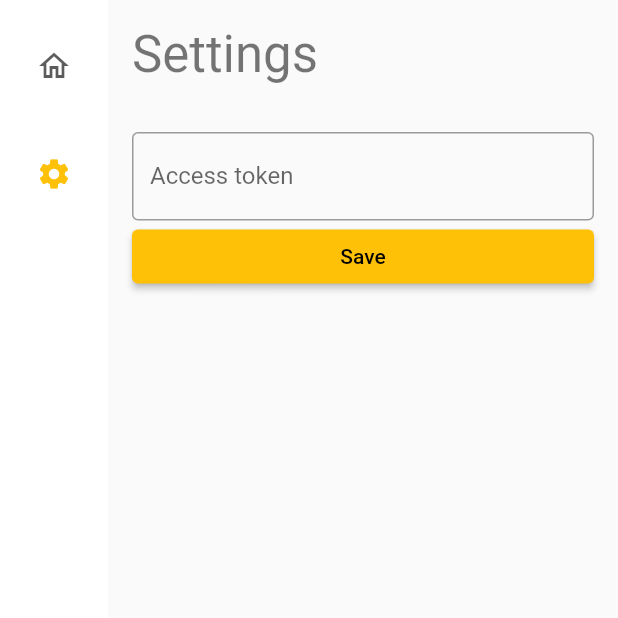
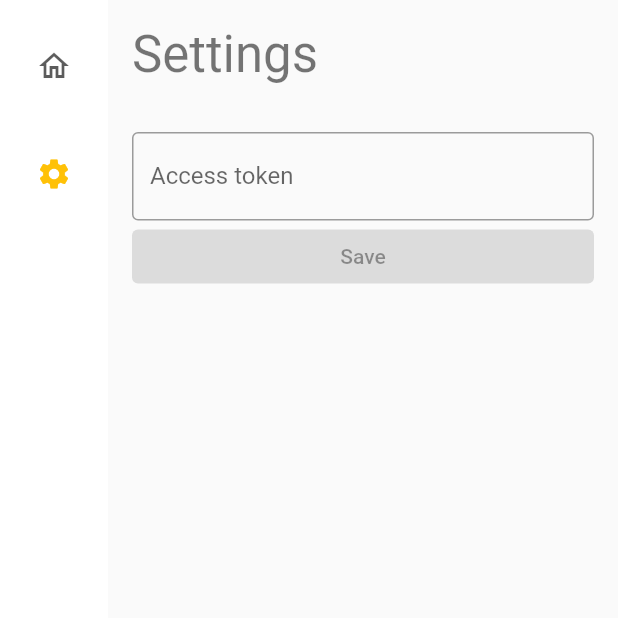
Before and after one commit to rockiedo/readwise-lite, a Flutter app: the WideHomeScreen screen opened directly, after a tap on "Settings", on a phone screen of 412 x 824 dp, the top half of it. Run offline on Flutter 3.47's test engine with Material 2 defaults, Android fonts, the phone set to English and light mode, and no system bars; our stand-ins replace bloc, cached_network_image, dio, flutter_bloc, flutter_secure_storage, freezed_annotation and 4 more; accounts and stored records are empty; generated files the repository leaves out were written again.

Commit message:
Update settings_widget with freezed state (#6)

```diff
--- a/feature_settings/lib/src/ui/cubit/settings_cubit.dart
+++ b/feature_settings/lib/src/ui/cubit/settings_cubit.dart
@@ -1,8 +1,6 @@
 import 'package:bloc/bloc.dart';
+import 'package:feature_settings/src/ui/cubit/settings_state.dart';
 import 'package:lib_use_case/lib_use_case.dart';
-import 'package:meta/meta.dart';
-
-part 'settings_state.dart';
 
 class SettingsCubit extends Cubit<SettingsState> {
   final GetLatestAccessTokenUseCase getAccessTokenUseCase;
@@ -21,11 +19,15 @@ class SettingsCubit extends Cubit<SettingsState> {
   }
 
   void onUserInputChange(String newInput) {
-    emit(SettingsState(userInput: newInput));
+    emit(state.copyWith(userInput: newInput, isEditing: true));
   }
 
   void saveAccessToken() {
     if (state.userInput?.isEmpty ?? true) return;
     saveAccessTokenUseCase.invoke(state.userInput!, '');
   }
+
+  void startEditing() {
+    emit(state.copyWith(isEditing: true));
+  }
 }
--- a/feature_settings/lib/src/ui/cubit/settings_state.dart
+++ b/feature_settings/lib/src/ui/cubit/settings_state.dart
@@ -1,9 +1,12 @@
-part of 'settings_cubit.dart';
+import 'package:freezed_annotation/freezed_annotation.dart';
 
-@immutable
-class SettingsState {
-  final String? initial;
-  final String? userInput;
+part 'settings_state.freezed.dart';
 
-  const SettingsState({this.initial, this.userInput});
+@freezed
+class SettingsState with _$SettingsState {
+  const factory SettingsState({
+    String? initial,
+    String? userInput,
+    @Default(false) bool isEditing,
+  }) = _SettingsState;
 }
--- a/feature_settings/lib/src/ui/settings_widget.dart
+++ b/feature_settings/lib/src/ui/settings_widget.dart
@@ -3,6 +3,8 @@ import 'package:flutter/material.dart';
 import 'package:flutter_bloc/flutter_bloc.dart';
 import 'package:get_it/get_it.dart';
 import 'package:lib_use_case/lib_use_case.dart';
+
+import 'cubit/settings_state.dart';
 
 class SettingsWidget extends StatelessWidget {
   const SettingsWidget({super.key});
@@ -27,21 +29,14 @@ class SettingsWidget extends StatelessWidget {
             children: [
               Text(
                 'Settings',
-                style: Theme.of(context).textTheme.headline4,
+                style: Theme
+                    .of(context)
+                    .textTheme
+                    .headline4,
               ),
               SizedBox.fromSize(size: const Size.fromHeight(32)),
-              const AccessTokenTextField(),
-              BlocBuilder<SettingsCubit, SettingsState>(
-                builder: (innerContext, state) {
-                  return ElevatedButton(
-                    onPressed: () {
-                      innerContext.read<SettingsCubit>().saveAccessToken();
-                      FocusManager.instance.primaryFocus?.unfocus();
-                    },
-                    child: const Text('Save'),
-                  );
-                },
-              ),
+              const _AccessTokenTextField(),
+              const _SaveAccessTokenButton(),
             ],
           ),
         ),
@@ -50,14 +45,14 @@ class SettingsWidget extends StatelessWidget {
   }
 }
 
-class AccessTokenTextField extends StatefulWidget {
-  const AccessTokenTextField({super.key});
+class _AccessTokenTextField extends StatefulWidget {
+  const _AccessTokenTextField();
 
   @override
-  State<AccessTokenTextField> createState() => _AccessTokenTextFieldState();
+  State<_AccessTokenTextField> createState() => _AccessTokenTextFieldState();
 }
 
-class _AccessTokenTextFieldState extends State<AccessTokenTextField> {
+class _AccessTokenTextFieldState extends State<_AccessTokenTextField> {
   final _controller = TextEditingController();
 
   @override
@@ -74,13 +69,33 @@ class _AccessTokenTextFieldState extends State<AccessTokenTextField> {
           _controller.text = state.initial!;
         }
 
+        final showTrailingIcon = (state.initial?.isNotEmpty ?? false) ||
+            (state.userInput?.isNotEmpty ?? false);
+
         return TextField(
-          decoration: const InputDecoration(
-            border: OutlineInputBorder(),
+          decoration: InputDecoration(
+            border: const OutlineInputBorder(),
             hintText: 'Token XYZ',
-            label: Text('Access token'),
+            label: const Text('Access token'),
+            suffixIcon: Visibility(
+              visible: showTrailingIcon,
+              child: IconButton(
+                icon: Icon(
+                  state.isEditing ? Icons.clear : Icons.visibility,
+                ),
+                onPressed: () {
+                  if (state.isEditing) {
+                    _controller.clear();
+                    innerContext.read<SettingsCubit>().onUserInputChange('');
+                  } else {
+                    innerContext.read<SettingsCubit>().startEditing();
+                  }
+                },
+              ),
+            ),
           ),
-          maxLines: null,
+          maxLines: state.isEditing ? null : 1,
+          obscureText: !state.isEditing,
           controller: _controller,
           onChanged: (value) {
             if (value != state.userInput) {
@@ -92,3 +107,24 @@ class _AccessTokenTextFieldState extends State<AccessTokenTextField> {
     );
   }
 }
+
+class _SaveAccessTokenButton extends StatelessWidget {
+  const _SaveAccessTokenButton({Key? key}) : super(key: key);
+
+  @override
+  Widget build(BuildContext context) {
+    return BlocBuilder<SettingsCubit, SettingsState>(
+      builder: (innerContext, state) {
+        final enabled = (state.userInput?.isNotEmpty ?? false) &&
+            state.userInput != state.initial;
+
+        return ElevatedButton(
+          onPressed: !enabled ? null : () {
+            innerContext.read<SettingsCubit>().saveAccessToken();
+          },
+          child: const Text('Save'),
+        );
+      },
+    );
+  }
+}
--- a/feature_settings/pubspec.yaml
+++ b/feature_settings/pubspec.yaml
@@ -18,10 +18,13 @@ dependencies:
     path: ./../lib_use_case
   get_it: 7.2.0
   flutter_bloc: 8.1.1
+  freezed_annotation: ^2.2.0
 
 dev_dependencies:
   flutter_test:
     sdk: flutter
   flutter_lints: ^2.0.0
+  freezed: ^2.3.2
+  build_runner: ^2.3.3
 
 flutter:
```
Also changed, not shown: app/pubspec.lock, feature_settings/lib/src/ui/cubit/settings_state.freezed.dart (added).
